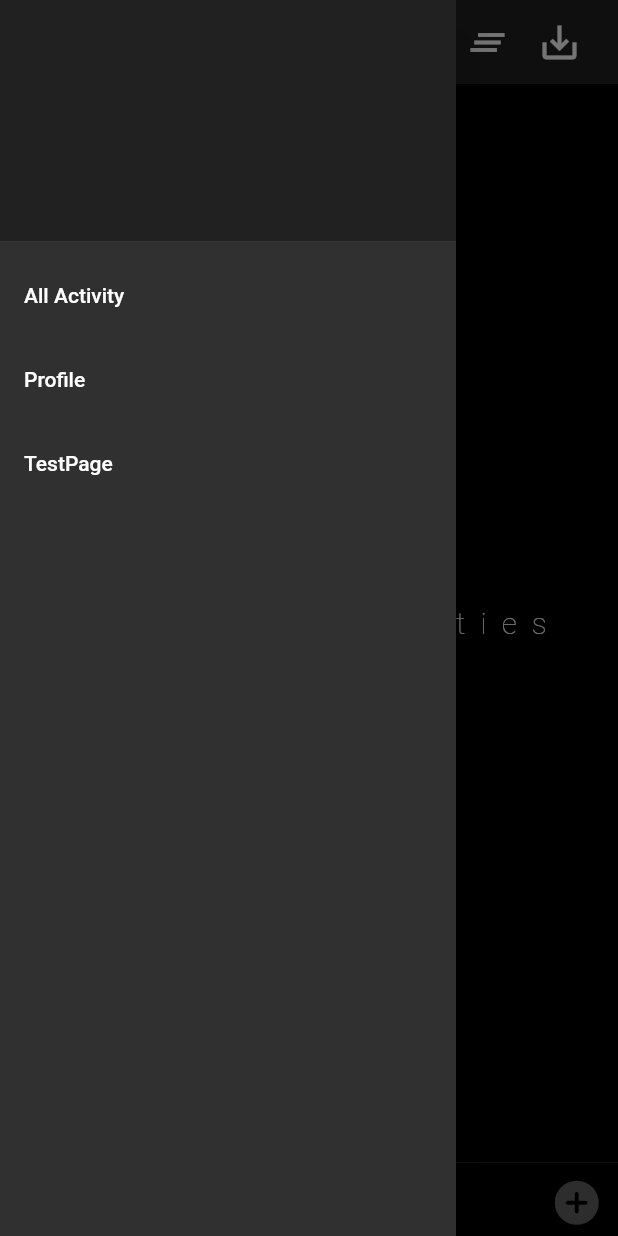
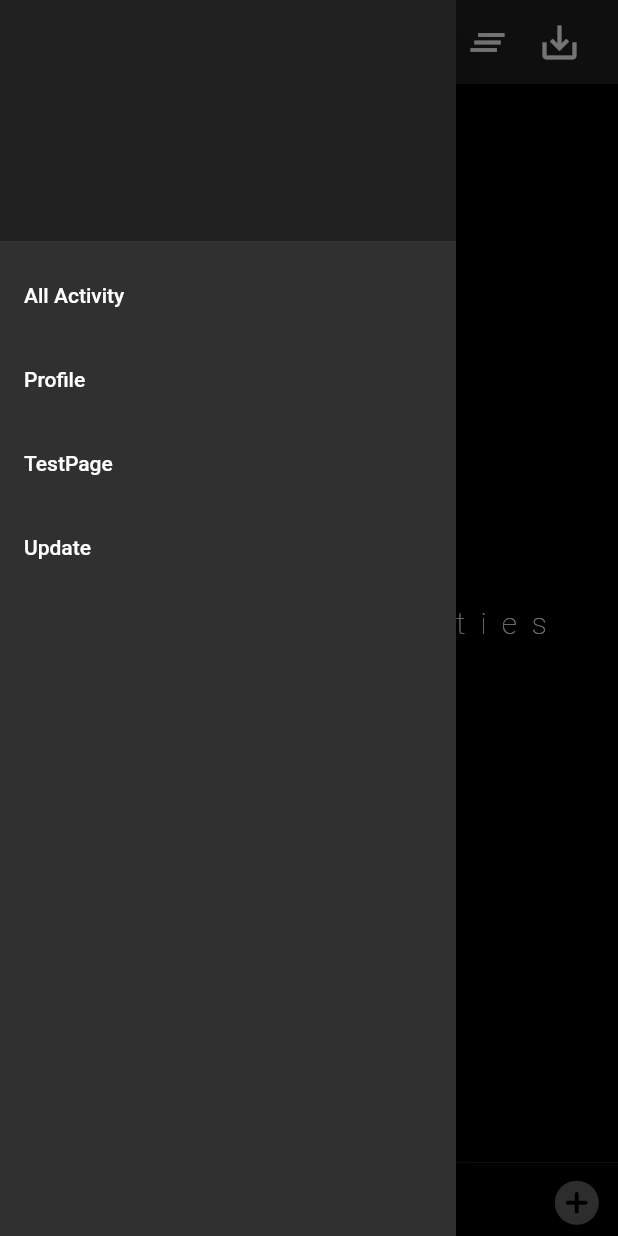
Before and after one commit to yashwant9753/activities, a Flutter app: the ActivityScreen screen opened directly with empty values, with the side drawer open, on a phone screen of 412 x 824 dp. Run offline on Flutter 3.47's test engine with Material 2 defaults, Android fonts, the phone set to English and light mode, and no system bars; our stand-ins replace cloud_firestore, connectivity, firebase_auth, firebase_core, firebase_database; accounts and stored records are empty; Roboto replaces fonts that are missing (PT_Sans).

Commit message:
added the update page

```diff
--- a/lib/main.dart
+++ b/lib/main.dart
@@ -1,5 +1,6 @@
 import 'package:flutter/material.dart';
 import 'package:login/screens/sign_in_screen.dart';
+import 'package:login/database/database.dart';
 import 'package:flutter/services.dart';
 import 'package:login/res/custom_colors.dart';
 
@@ -14,6 +15,7 @@ Future<void> main() async {
 
 class MyApp extends StatelessWidget {
   final Future<FirebaseApp> _fbApp = Firebase.initializeApp();
+
   @override
   Widget build(BuildContext context) {
     SystemChrome.setPreferredOrientations([
--- a/lib/screens/activitiesPage.dart
+++ b/lib/screens/activitiesPage.dart
@@ -42,7 +42,7 @@ class _AllActivitiesState extends State<AllActivities> {
     } else {
       setState(() {
         documentIdlist = resultant;
-        documentIdlist[0] = 'Choice';
+        documentIdlist.add('Choice');
       });
     }
   }
@@ -111,7 +111,7 @@ class _AllActivitiesState extends State<AllActivities> {
                   ? Center(
                       child: RichText(
                           text: TextSpan(
-                              text: '''Activities''',
+                              text: "Add Some Activity",
                               style: TextStyle(
                                   color: Colors.white,
                                   fontSize: 20,
--- a/lib/screens/activityScreen.dart
+++ b/lib/screens/activityScreen.dart
@@ -7,6 +7,7 @@ import 'package:login/widgets/app_bar_title.dart';
 import 'package:login/database/database.dart';
 import 'package:login/screens/activitiesPage.dart';
 import 'package:login/screens/TestPage.dart';
+import 'package:login/screens/update.dart';
 import 'package:login/screens/user_info_screen.dart';
 import 'package:intl/intl.dart';
 import 'package:flutter/cupertino.dart';
@@ -29,6 +30,8 @@ class _ActivityScreenState extends State<ActivityScreen> {
   late bool _isEmailVerified;
   late User _user;
   List _messages = [];
+  List updateList = [];
+  bool update = false;
   final _textController = TextEditingController();
   final FocusNode _focusNode = FocusNode();
 
@@ -59,6 +62,7 @@ class _ActivityScreenState extends State<ActivityScreen> {
   @override
   void initState() {
     fetchAcvtivity();
+    checkUpdate();
     _user = widget._user;
     _isEmailVerified = _user.emailVerified;
 
@@ -102,6 +106,19 @@ class _ActivityScreenState extends State<ActivityScreen> {
     }
   }
 
+  checkUpdate() async {
+    dynamic resultant = await updateApp();
+
+    if (resultant == null) {
+      print('Unable to retrieve');
+    } else {
+      setState(() {
+        updateList = resultant;
+        update = updateList[0]["Update"];
+      });
+    }
+  }
+
   @override
   void dispose() {
     for (var message in _messages) {
@@ -112,7 +129,21 @@ class _ActivityScreenState extends State<ActivityScreen> {
 
   @override
   Widget build(BuildContext context) {
-    return Scaffold(
+    // Update Body
+    Widget updatebody = Scaffold(
+      appBar: AppBar(
+        title: Text(
+          "App Update",
+          style: TextStyle(color: Colors.white),
+        ),
+      ),
+      body: Container(
+          child: Text(
+              "Update Available Please Update the App for better Experince")),
+    );
+
+    // main Activity body
+    Widget mainBody = Scaffold(
       backgroundColor: CustomColors.buttonColor,
       drawer: Drawer(
         child: ListView(
@@ -161,6 +192,15 @@ class _ActivityScreenState extends State<ActivityScreen> {
                 );
               },
             ),
+            ListTile(
+              title: Text('Update'),
+              onTap: () {
+                Navigator.push(
+                  context,
+                  MaterialPageRoute(builder: (context) => UpdatePage()),
+                );
+              },
+            ),
           ],
         ),
       ),
@@ -170,15 +210,18 @@ class _ActivityScreenState extends State<ActivityScreen> {
           child: Column(
               mainAxisAlignment: MainAxisAlignment.start,
               children: <Widget>[
-                RichText(
+                Padding(
+                  padding: EdgeInsets.only(right: 50),
+                  child: RichText(
                       text: TextSpan(
                           text: 'Activity',
                           style: TextStyle(
                               color: Colors.white,
                               fontSize: 20,
                               fontWeight: FontWeight.w600,
-                            letterSpacing: 10,
+                              letterSpacing: 5,
                               fontFamily: 'PT_Sans'))),
+                ),
                 Padding(
                   padding: EdgeInsets.only(right: 50),
                   child: RichText(
@@ -289,6 +332,7 @@ class _ActivityScreenState extends State<ActivityScreen> {
         ),
       ),
     );
+    return update ? updatebody : mainBody;
   }
 
   Widget _buildTextComposer() {
--- a/pubspec.yaml
+++ b/pubspec.yaml
@@ -42,6 +42,7 @@ dependencies:
   connectivity:
   firebase_database:
   cloud_firestore:
+  url_launcher: ^6.0.9
 
 dev_dependencies:
   flutter_test:
```
Also changed, not shown: lib/database/database.dart (+19 -0 lines), lib/screens/testPage.dart (+17 -58 lines), lib/screens/update.dart (added, +27 -0 lines), lib/widgets/app_bar_title.dart (+6 -6 lines), pubspec.lock. Lines whose indentation alone changed are shown as unchanged.
